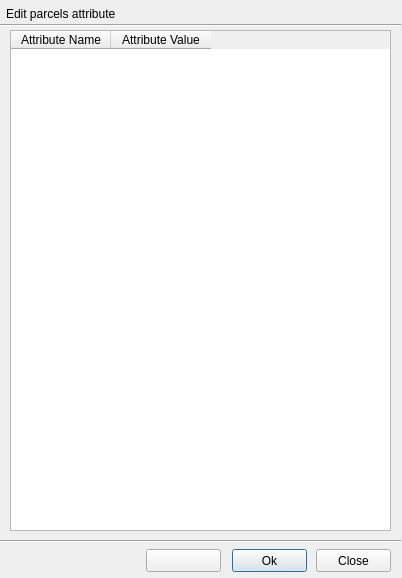
Old version of the form view/PlanAttributeEditDialog.ui in the repository teamlm2/lm2_mgis.
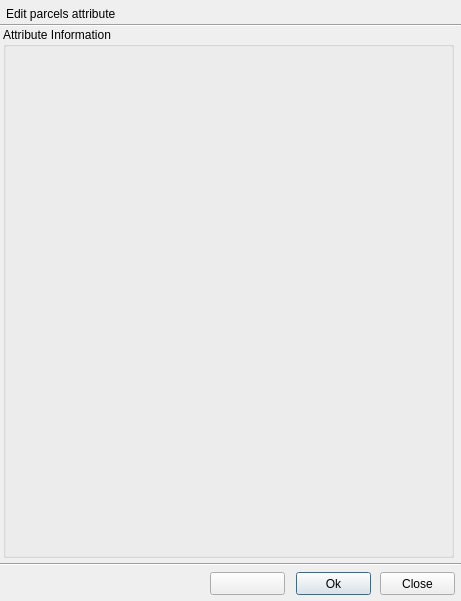
New version of the form. Icons and pictures are not drawn.

```diff
--- a/view/PlanAttributeEditDialog.ui
+++ b/view/PlanAttributeEditDialog.ui
@@ -6,8 +6,8 @@
    <rect>
     <x>0</x>
     <y>0</y>
-    <width>402</width>
-    <height>578</height>
+    <width>461</width>
+    <height>601</height>
    </rect>
   </property>
   <property name="windowTitle">
@@ -16,8 +16,8 @@
   <widget class="QPushButton" name="ok_button">
    <property name="geometry">
     <rect>
-     <x>232</x>
-     <y>549</y>
+     <x>296</x>
+     <y>572</y>
      <width>75</width>
      <height>23</height>
     </rect>
@@ -29,8 +29,8 @@
   <widget class="QPushButton" name="help_button">
    <property name="geometry">
     <rect>
-     <x>146</x>
-     <y>549</y>
+     <x>210</x>
+     <y>572</y>
      <width>75</width>
      <height>23</height>
     </rect>
@@ -49,8 +49,8 @@
   <widget class="QPushButton" name="close_button">
    <property name="geometry">
     <rect>
-     <x>316</x>
-     <y>549</y>
+     <x>380</x>
+     <y>572</y>
      <width>75</width>
      <height>23</height>
     </rect>
@@ -59,32 +59,12 @@
     <string>Close</string>
    </property>
   </widget>
-  <widget class="QTableWidget" name="tableWidget">
-   <property name="geometry">
-    <rect>
-     <x>10</x>
-     <y>30</y>
-     <width>381</width>
-     <height>501</height>
-    </rect>
-   </property>
-   <column>
-    <property name="text">
-     <string>Attribute Name</string>
-    </property>
-   </column>
-   <column>
-    <property name="text">
-     <string>Attribute Value</string>
-    </property>
-   </column>
-  </widget>
   <widget class="Line" name="line">
    <property name="geometry">
     <rect>
      <x>0</x>
      <y>17</y>
-     <width>401</width>
+     <width>461</width>
      <height>16</height>
     </rect>
    </property>
@@ -109,8 +89,8 @@
    <property name="geometry">
     <rect>
      <x>0</x>
-     <y>533</y>
-     <width>401</width>
+     <y>556</y>
+     <width>461</width>
      <height>16</height>
     </rect>
    </property>
@@ -118,6 +98,44 @@
     <enum>Qt::Horizontal</enum>
    </property>
   </widget>
+  <widget class="QGroupBox" name="attribute_group_box">
+   <property name="geometry">
+    <rect>
+     <x>3</x>
+     <y>27</y>
+     <width>451</width>
+     <height>531</height>
+    </rect>
+   </property>
+   <property name="minimumSize">
+    <size>
+     <width>451</width>
+     <height>531</height>
+    </size>
+   </property>
+   <property name="maximumSize">
+    <size>
+     <width>451</width>
+     <height>531</height>
+    </size>
+   </property>
+   <property name="title">
+    <string>Attribute Information</string>
+   </property>
+  </widget>
+  <widget class="QLabel" name="status_label">
+   <property name="geometry">
+    <rect>
+     <x>6</x>
+     <y>575</y>
+     <width>201</width>
+     <height>16</height>
+    </rect>
+   </property>
+   <property name="text">
+    <string/>
+   </property>
+  </widget>
  </widget>
  <resources>
   <include location="resources.qrc"/>
```
